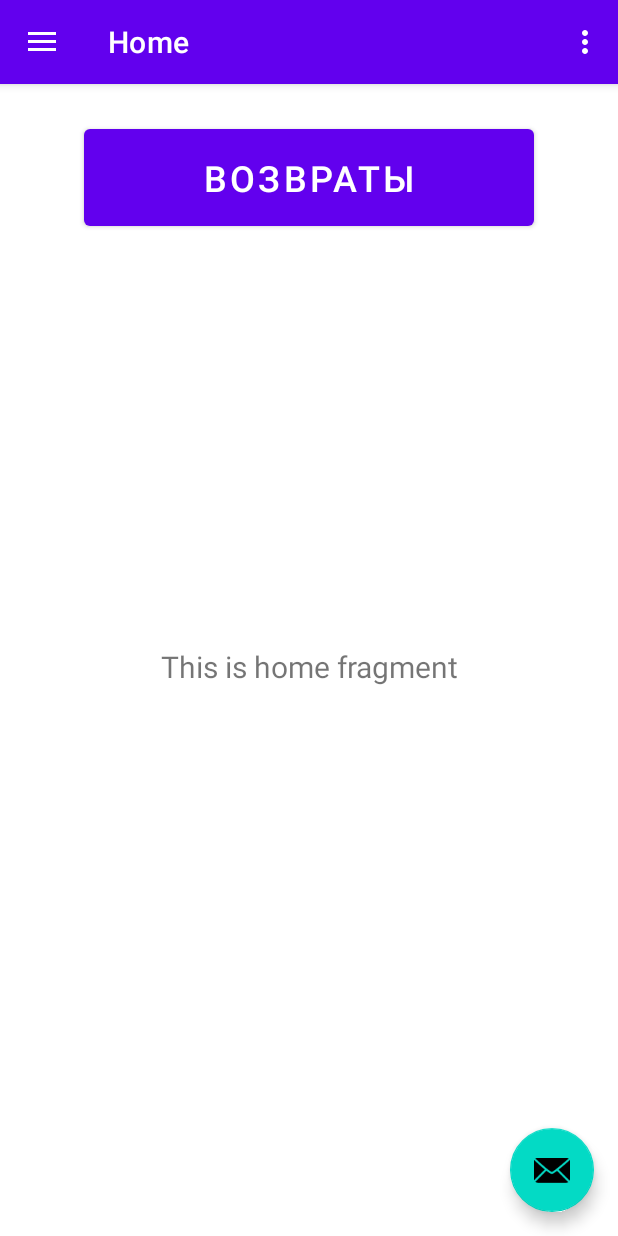
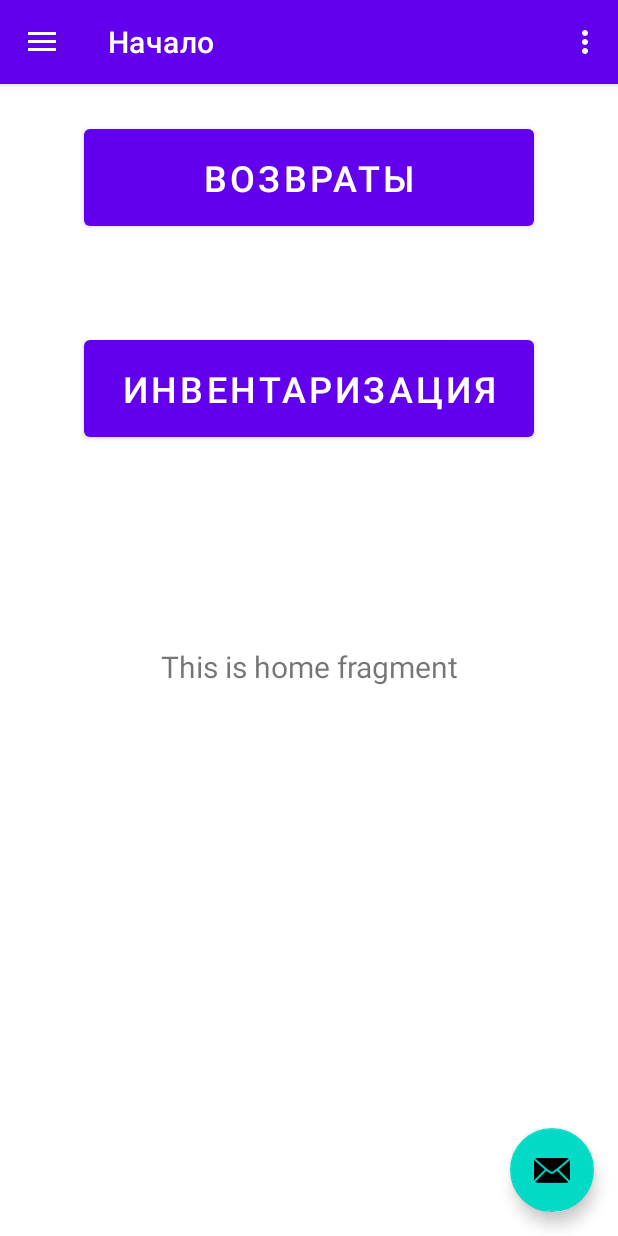
Before and after one commit to uleman1c/ApexWH, an Android app: the screen it shows after launch (MainActivity), on a phone screen of 412 x 824 dp. Run offline under Robolectric (Android 15) with nearby library versions, the light colour scheme and no system bars; our stand-ins replace navigation-ui.

Commit message:
home btns ret i

```diff
--- a/app/build.gradle
+++ b/app/build.gradle
@@ -40,6 +40,7 @@ dependencies {
     implementation 'androidx.lifecycle:lifecycle-viewmodel-ktx:2.5.1'
     implementation 'androidx.navigation:navigation-fragment:2.5.3'
     implementation 'androidx.navigation:navigation-ui:2.5.3'
+    implementation 'androidx.legacy:legacy-support-v4:1.0.0'
     testImplementation 'junit:junit:4.13.2'
     androidTestImplementation 'androidx.test.ext:junit:1.1.4'
     androidTestImplementation 'androidx.test.espresso:espresso-core:3.5.0'
--- a/app/src/main/java/com/example/apexwh/ui/home/HomeFragment.java
+++ b/app/src/main/java/com/example/apexwh/ui/home/HomeFragment.java
@@ -9,7 +9,9 @@ import android.widget.TextView;
 import androidx.annotation.NonNull;
 import androidx.fragment.app.Fragment;
 import androidx.lifecycle.ViewModelProvider;
+import androidx.navigation.Navigation;
 
+import com.example.apexwh.R;
 import com.example.apexwh.databinding.FragmentHomeBinding;
 
 public class HomeFragment extends Fragment {
@@ -24,6 +26,24 @@ public class HomeFragment extends Fragment {
         binding = FragmentHomeBinding.inflate(inflater, container, false);
         View root = binding.getRoot();
 
+        binding.btnReturns.setOnClickListener(new View.OnClickListener() {
+            @Override
+            public void onClick(View view) {
+
+                Navigation.findNavController(getActivity(), R.id.nav_host_fragment_content_main).navigate(R.id.nav_returns);
+
+            }
+        });
+        binding.btnInvents.setOnClickListener(new View.OnClickListener() {
+            @Override
+            public void onClick(View view) {
+
+                Navigation.findNavController(getActivity(), R.id.nav_host_fragment_content_main).navigate(R.id.nav_inventarizations);
+
+            }
+        });
+
+
         final TextView textView = binding.textHome;
         homeViewModel.getText().observe(getViewLifecycleOwner(), textView::setText);
         return root;
--- a/app/src/main/res/layout/fragment_home.xml
+++ b/app/src/main/res/layout/fragment_home.xml
@@ -32,4 +32,19 @@
         app:layout_constraintEnd_toEndOf="parent"
         app:layout_constraintStart_toStartOf="parent"
         app:layout_constraintTop_toTopOf="parent" />
+
+    <Button
+        android:id="@+id/btnInvents"
+        android:layout_width="wrap_content"
+        android:layout_height="wrap_content"
+        android:layout_marginTop="64dp"
+        android:width="300sp"
+        android:padding="16sp"
+        android:text="Инвентаризация"
+        android:textSize="24sp"
+        app:layout_constraintEnd_toEndOf="parent"
+        app:layout_constraintStart_toStartOf="parent"
+        app:layout_constraintTop_toBottomOf="@+id/btnReturns" />
+
+
 </androidx.constraintlayout.widget.ConstraintLayout>
--- a/app/src/main/res/menu/activity_main_drawer.xml
+++ b/app/src/main/res/menu/activity_main_drawer.xml
@@ -9,12 +9,12 @@
             android:icon="@drawable/ic_menu_camera"
             android:title="@string/menu_home" />
         <item
-            android:id="@+id/nav_gallery"
-            android:icon="@drawable/ic_menu_gallery"
-            android:title="@string/menu_gallery" />
+            android:id="@+id/nav_returns"
+            android:icon="@drawable/ic_menu_slideshow"
+            android:title="Возвраты" />
         <item
-            android:id="@+id/nav_slideshow"
+            android:id="@+id/nav_inventarizations"
             android:icon="@drawable/ic_menu_slideshow"
-            android:title="@string/menu_slideshow" />
+            android:title="Инвентаризации" />
     </group>
 </menu>
--- a/app/src/main/res/navigation/mobile_navigation.xml
+++ b/app/src/main/res/navigation/mobile_navigation.xml
@@ -22,4 +22,14 @@
         android:name="com.example.apexwh.ui.slideshow.SlideshowFragment"
         android:label="@string/menu_slideshow"
         tools:layout="@layout/fragment_slideshow" />
+    <fragment
+        android:id="@+id/nav_returns"
+        android:name="com.example.apexwh.ui.returns.ReturnsFragment"
+        android:label="Возвраты"
+        tools:layout="@layout/fragment_returns" />
+    <fragment
+        android:id="@+id/nav_inventarizations"
+        android:name="com.example.apexwh.ui.Inventarizations.InventarizationsFragment"
+        android:label="Инвентаризации"
+        tools:layout="@layout/fragment_inventarizations" />
 </navigation>
--- a/app/src/main/res/values/strings.xml
+++ b/app/src/main/res/values/strings.xml
@@ -7,7 +7,7 @@
     <string name="nav_header_desc">Navigation header</string>
     <string name="action_settings">Settings</string>
 
-    <string name="menu_home">Home</string>
+    <string name="menu_home">Начало</string>
     <string name="menu_gallery">Gallery</string>
     <string name="menu_slideshow">Slideshow</string>
 </resources>
```
Also changed, not shown: app/src/main/java/com/example/apexwh/ui/Inventarizations/InventarizationsFragment.java (added, +38 -0 lines), app/src/main/java/com/example/apexwh/ui/Inventarizations/InventarizationsViewModel.java (added, +7 -0 lines), app/src/main/java/com/example/apexwh/ui/returns/ReturnsFragment.java (added, +38 -0 lines), app/src/main/java/com/example/apexwh/ui/returns/ReturnsViewModel.java (added, +19 -0 lines), app/src/main/res/layout/fragment_inventarizations.xml (added, +13 -0 lines), app/src/main/res/layout/fragment_returns.xml (added, +13 -0 lines).
